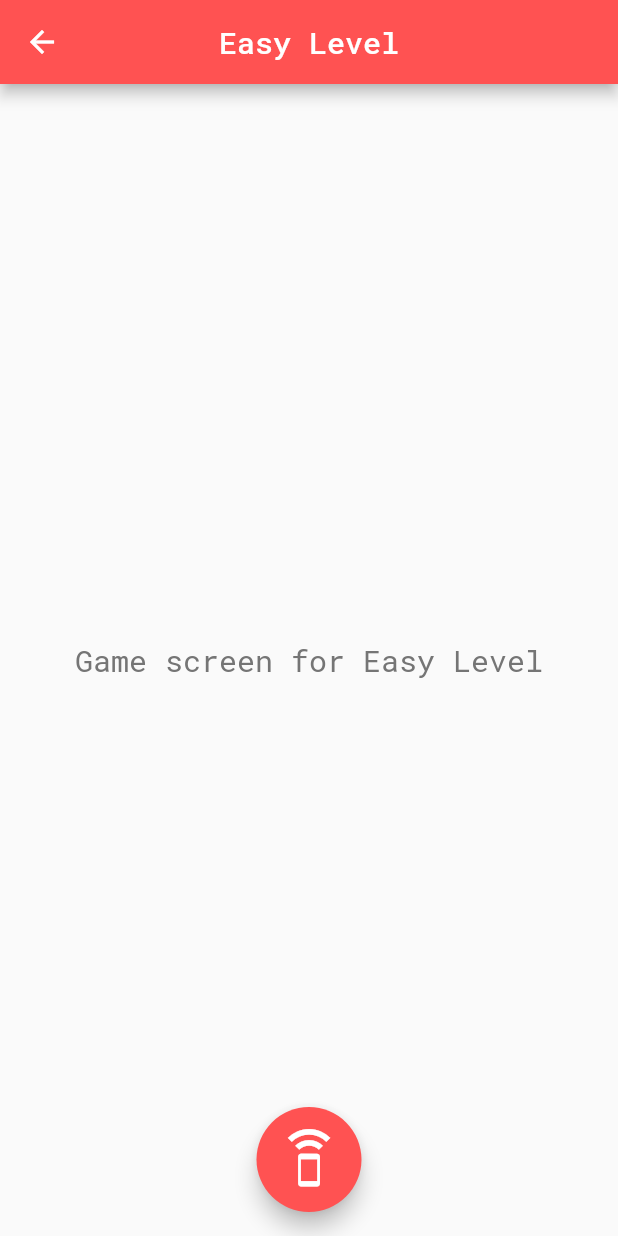
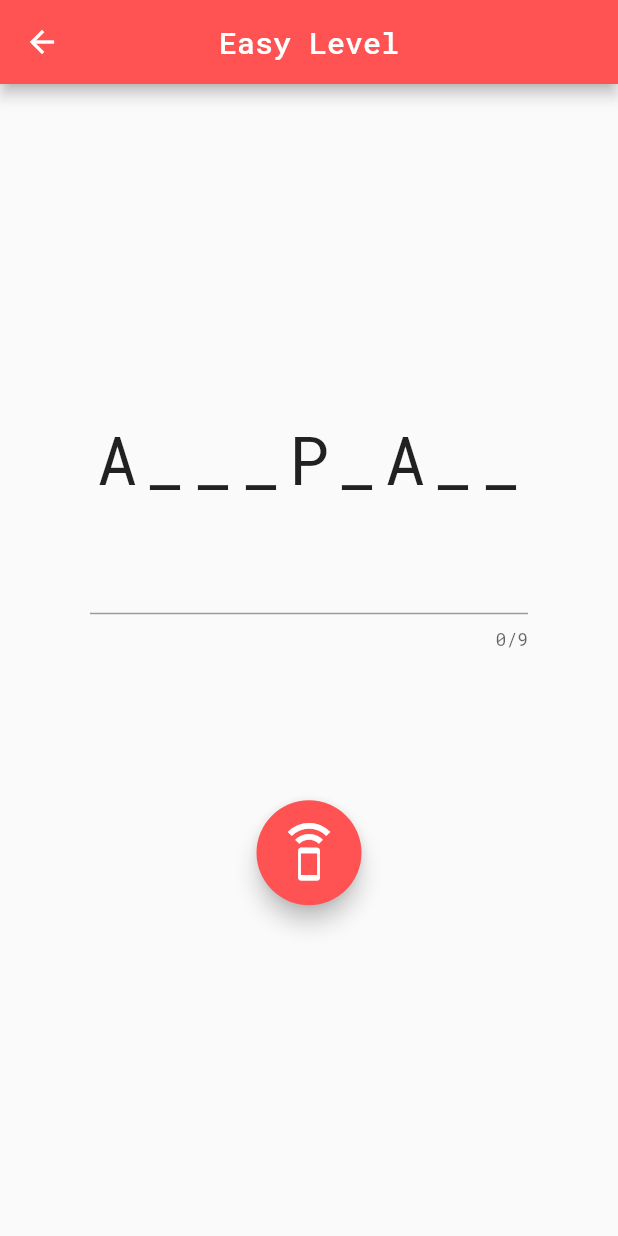
Before and after one commit to AkashRajpurohit/Spell-IT, a Flutter app: the screen it shows after launch, after a tap on "Easy", on a phone screen of 412 x 824 dp. Run offline on Flutter 3.47's test engine with Material 2 defaults, Android fonts, the phone set to English and light mode, and no system bars; our stand-ins replace flutter_tts.

```diff
--- /dev/null
+++ b/lib/components/game_screen.dart
@@ -0,0 +1,56 @@
+import 'package:flutter/material.dart';
+
+class GameScreen extends StatelessWidget {
+
+
+  @override
+  Widget build(BuildContext context) {
+    return Center(
+      child: Column(
+        mainAxisAlignment: MainAxisAlignment.center,
+        children: <Widget>[
+          Text(
+            "A___P_A__",
+            style: TextStyle(
+              fontSize: 45.0,
+              letterSpacing: 5.0
+            ),
+          ),
+          SizedBox(height: 10.0),
+          Container(
+            padding: EdgeInsets.fromLTRB(60.0, 0.0, 60.0, 0.0),
+            child: TextField(
+              maxLength: 9,
+              onChanged: (value) {
+                print("Changed value: $value");
+              },
+              onSubmitted: (value) {
+                print("Submitted value: $value");
+              },
+              style: TextStyle(
+                fontSize: 30.0
+              ),
+            ),
+          ),
+          Container(
+            margin: EdgeInsets.only(top: 100.0),
+            height: 70.0,
+            width: 70.0,
+            child: FittedBox(
+              child: FloatingActionButton(
+                onPressed: () {
+                  print("Buttom");
+                },
+                backgroundColor: Theme.of(context).primaryColor,
+                child: Icon(
+                  Icons.speaker_phone,
+                  size: 35.0,
+                ),
+              )
+            )
+          )
+        ],
+      ),
+    );
+  }
+}
--- a/lib/pages/game.dart
+++ b/lib/pages/game.dart
@@ -2,6 +2,7 @@ import 'dart:async';
 
 import 'package:flutter/material.dart';
 import 'package:flutter_tts/flutter_tts.dart';
+import 'package:spell_it/components/game_screen.dart';
 import 'package:spell_it/services/level.dart';
 
 class Game extends StatefulWidget {
@@ -81,37 +82,12 @@ class _GameState extends State<Game> {
         title: Text('${level.name} Level'),
         centerTitle: true,
       ),
-      body: Center(
-        child: Column(
-          mainAxisAlignment: MainAxisAlignment.center,
-          children: <Widget>[
-            Text(
-              "Game screen for ${level.name} Level",
-              style: TextStyle(
-                fontSize: 20.0,
-                color: Colors.grey[600]
-              ),
-            )
-          ],
-        ),
+      body: PageView.builder(
+        itemCount: 2,
+        itemBuilder: (context, index) {
+          return GameScreen();
+        },
       ),
-      floatingActionButton: Container(
-        height: 70.0,
-        width: 70.0,
-        child: FittedBox(
-          child: FloatingActionButton(
-            onPressed: () {
-              _speak("Text to speech works");
-            },
-            backgroundColor: Theme.of(context).primaryColor,
-            child: Icon(
-              Icons.speaker_phone,
-              size: 35.0,
-            ),
-          )
-        )
-      ),
-      floatingActionButtonLocation: FloatingActionButtonLocation.centerFloat,
     );
   }
 }
```
